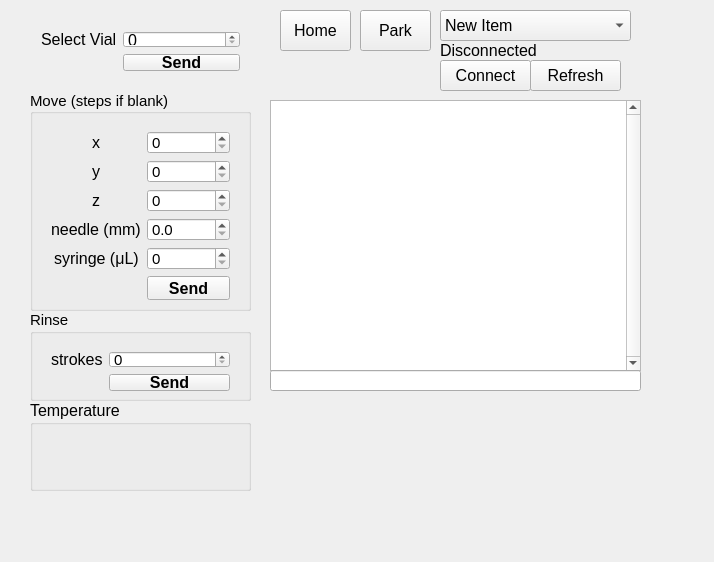
Before: the Qt Designer form src/gpicontroller.ui in amoose136/GPIController, drawn with Qt 5.
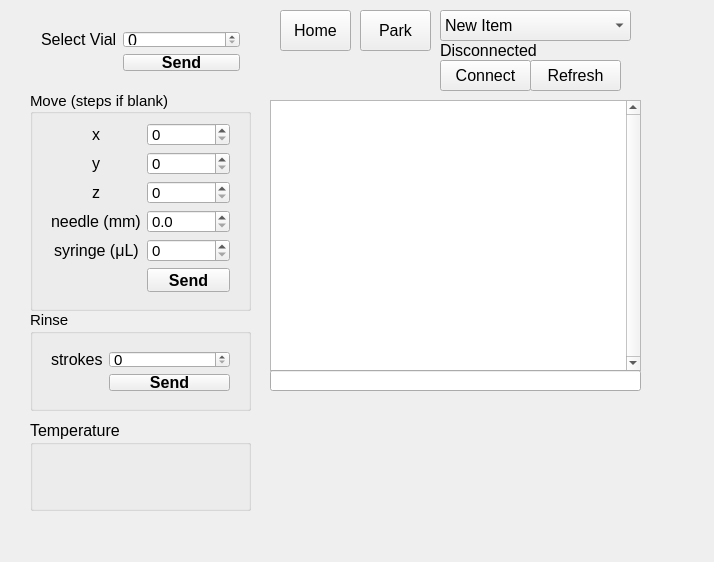
After: the same form once the commit is applied.

Commit message: 💄 more cosmetic tweaks: rm maximize button 🔥

The edit to the form file:
```diff
--- a/src/gpicontroller.ui
+++ b/src/gpicontroller.ui
@@ -134,7 +134,7 @@
      <property name="geometry">
       <rect>
        <x>10</x>
-       <y>30</y>
+       <y>22</y>
        <width>201</width>
        <height>191</height>
       </rect>
@@ -285,7 +285,7 @@
       <x>30</x>
       <y>310</y>
       <width>221</width>
-      <height>91</height>
+      <height>101</height>
      </rect>
     </property>
     <property name="font">
@@ -565,7 +565,7 @@
     <property name="geometry">
      <rect>
       <x>30</x>
-      <y>400</y>
+      <y>420</y>
       <width>221</width>
       <height>91</height>
      </rect>
```
The commit also changes 2 other files.
